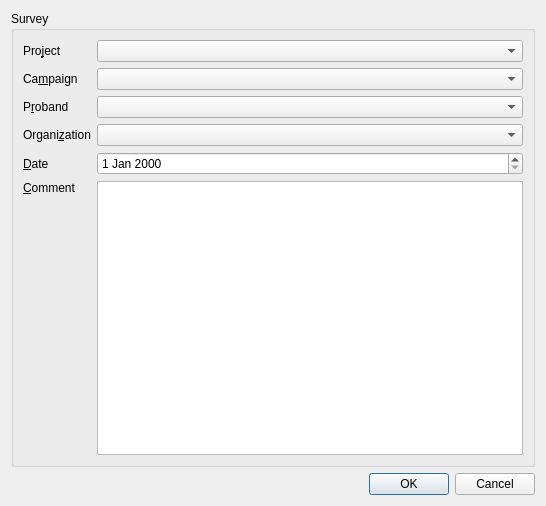
Qt form surveydialog.ui (johanneslochmann/datacollector) before a commit.
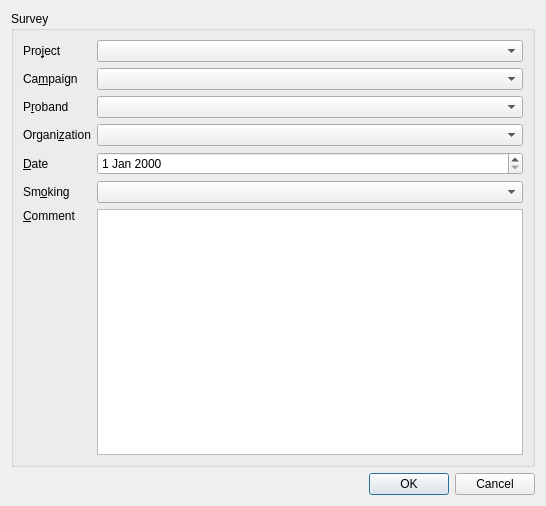
The same form after that commit.

Commit message: added smoking habit to survey

What changed in the file:
```diff
--- a/surveydialog.ui
+++ b/surveydialog.ui
@@ -86,6 +86,19 @@
        <widget class="QDateEdit" name="date"/>
       </item>
       <item row="5" column="0">
+       <widget class="QLabel" name="label_7">
+        <property name="text">
+         <string>Sm&amp;oking</string>
+        </property>
+        <property name="buddy">
+         <cstring>organization</cstring>
+        </property>
+       </widget>
+      </item>
+      <item row="5" column="1">
+       <widget class="QComboBox" name="smokingHabit"/>
+      </item>
+      <item row="6" column="0">
        <layout class="QVBoxLayout" name="verticalLayout">
         <item>
          <widget class="QLabel" name="label_5">
@@ -112,7 +125,7 @@
         </item>
        </layout>
       </item>
-      <item row="5" column="1">
+      <item row="6" column="1">
        <widget class="QTextEdit" name="comment"/>
       </item>
      </layout>
```
Left out of the diff: 5 changed lines with no effect on the pictures. The commit also changes 19 other files.
